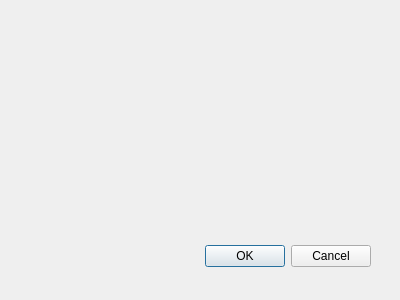
First picture: the form in projects/project2/Project2/newgame.ui, repository angrymasteryoda/cis-17b, before the edit.
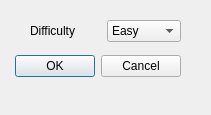
Second picture: the form after the edit.

Commit message: failed to get the newgame dialog to work

What changed in the file:
```diff
--- a/projects/project2/Project2/newgame.ui
+++ b/projects/project2/Project2/newgame.ui
@@ -8,8 +8,8 @@
    <rect>
     <x>0</x>
     <y>0</y>
-    <width>400</width>
-    <height>300</height>
+    <width>211</width>
+    <height>115</height>
    </rect>
   </property>
   <property name="windowTitle">
@@ -18,9 +18,9 @@
   <widget name="buttonBox" class="QDialogButtonBox">
    <property name="geometry">
     <rect>
-     <x>30</x>
-     <y>240</y>
-     <width>341</width>
+     <x>10</x>
+     <y>50</y>
+     <width>171</width>
      <height>32</height>
     </rect>
    </property>
@@ -31,6 +31,52 @@
     <set>QDialogButtonBox::Cancel|QDialogButtonBox::Ok</set>
    </property>
   </widget>
+  <widget class="QWidget" name="layoutWidget">
+   <property name="geometry">
+    <rect>
+     <x>30</x>
+     <y>20</y>
+     <width>151</width>
+     <height>22</height>
+    </rect>
+   </property>
+   <layout class="QHBoxLayout" name="horizontalLayout">
+    <item>
+     <widget class="QLabel" name="label">
+      <property name="text">
+       <string>Difficulty</string>
+      </property>
+      <property name="buddy">
+       <cstring>difficultyCombo</cstring>
+      </property>
+     </widget>
+    </item>
+    <item>
+     <widget class="QComboBox" name="difficultyCombo">
+      <item>
+       <property name="text">
+        <string>Easy</string>
+       </property>
+      </item>
+      <item>
+       <property name="text">
+        <string>Medium</string>
+       </property>
+      </item>
+      <item>
+       <property name="text">
+        <string>Hard</string>
+       </property>
+      </item>
+      <item>
+       <property name="text">
+        <string>Insane</string>
+       </property>
+      </item>
+     </widget>
+    </item>
+   </layout>
+  </widget>
  </widget>
  <pixmapfunction/>
  <resources/>
```
Left out of the diff: 9 changed lines with no effect on the pictures. The commit also changes 61 other files.
